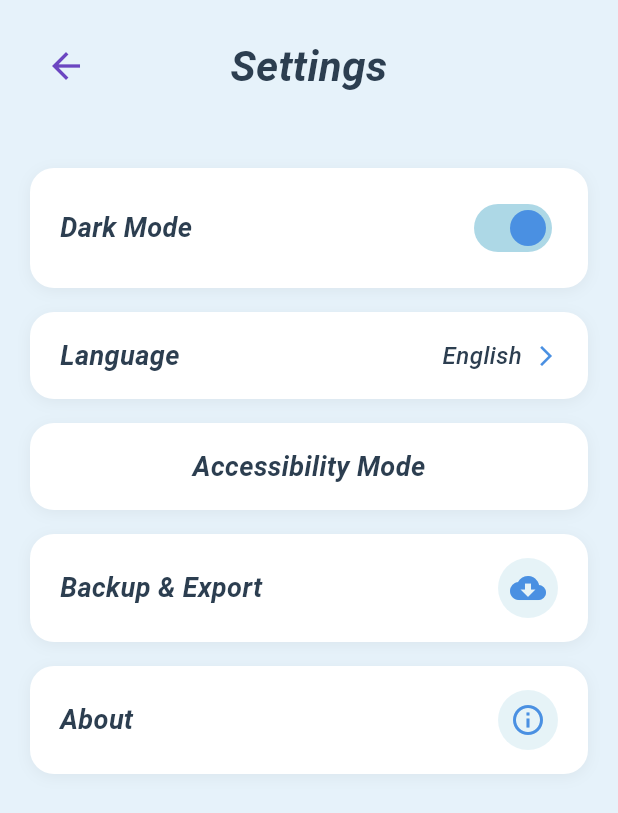
After one commit to aysuyazdicutan/CS_310_Project, a Flutter app: the SettingsScreen screen opened by its route, on a phone screen of 412 x 824 dp. The commit adds this screen. Shown: the top 813 px of the screen. Run offline on Flutter 3.47's test engine with Material 3 defaults, Android fonts, the phone set to English and light mode, and no system bars.

Commit message:
Settings and Profile UI

```diff
--- a/lib/main.dart
+++ b/lib/main.dart
@@ -4,6 +4,8 @@ import 'screens/home_screen.dart';
 import 'screens/reminders_screen.dart';
 import 'screens/statistics_screen.dart';
 import 'screens/streak_calendar_screen.dart';
+import 'screens/settings_screen.dart';
+import 'screens/profile_screen.dart';
 
 void main() {
   runApp(const PerpetuaApp());
@@ -26,6 +28,8 @@ class PerpetuaApp extends StatelessWidget {
         '/home': (context) => const HomeScreen(),
         '/reminders': (context) => const RemindersScreen(),
         '/statistics': (context) => const StatisticsScreen(),
+        '/settings': (context) => const SettingsScreen(),
+        '/profile': (context) => const ProfileScreen(),
       },
     );
   }
--- /dev/null
+++ b/lib/screens/settings_screen.dart
@@ -0,0 +1,223 @@
+import 'package:flutter/material.dart';
+
+class SettingsScreen extends StatefulWidget {
+  const SettingsScreen({super.key});
+
+  @override
+  State<SettingsScreen> createState() => _SettingsScreenState();
+}
+
+class _SettingsScreenState extends State<SettingsScreen> {
+  bool _darkModeEnabled = true;
+
+  @override
+  Widget build(BuildContext context) {
+    return Scaffold(
+      backgroundColor: const Color(0xFFE6F2FA),
+      body: SafeArea(
+        child: Column(
+          children: [
+            // App Bar
+            Padding(
+              padding: const EdgeInsets.all(20.0),
+              child: Row(
+                children: [
+                  IconButton(
+                    icon: const Icon(
+                      Icons.arrow_back,
+                      color: Color(0xFF6B46C1),
+                      size: 28,
+                    ),
+                    onPressed: () => Navigator.pop(context),
+                  ),
+                  const Expanded(
+                    child: Text(
+                      'Settings',
+                      textAlign: TextAlign.center,
+                      style: TextStyle(
+                        fontSize: 28,
+                        fontWeight: FontWeight.w600,
+                        fontStyle: FontStyle.italic,
+                        color: Color(0xFF2C3E50),
+                      ),
+                    ),
+                  ),
+                  const SizedBox(width: 48), // Balance the back button
+                ],
+              ),
+            ),
+            const SizedBox(height: 24),
+            // Settings Options
+            Expanded(
+              child: Padding(
+                padding: const EdgeInsets.symmetric(horizontal: 20.0),
+                child: Column(
+                  children: [
+                    // Dark Mode
+                    _buildSettingCard(
+                      child: Row(
+                        mainAxisAlignment: MainAxisAlignment.spaceBetween,
+                        children: [
+                          const Text(
+                            'Dark Mode',
+                            style: TextStyle(
+                              fontSize: 18,
+                              fontWeight: FontWeight.w600,
+                              fontStyle: FontStyle.italic,
+                              color: Color(0xFF2C3E50),
+                            ),
+                          ),
+                          Switch(
+                            value: _darkModeEnabled,
+                            onChanged: (value) {
+                              setState(() {
+                                _darkModeEnabled = value;
+                              });
+                            },
+                            activeColor: const Color(0xFF4A90E2),
+                            activeTrackColor: const Color(0xFFADD8E6),
+                          ),
+                        ],
+                      ),
+                    ),
+                    const SizedBox(height: 16),
+                    // Language
+                    _buildSettingCard(
+                      child: Row(
+                        mainAxisAlignment: MainAxisAlignment.spaceBetween,
+                        children: [
+                          const Text(
+                            'Language',
+                            style: TextStyle(
+                              fontSize: 18,
+                              fontWeight: FontWeight.w600,
+                              fontStyle: FontStyle.italic,
+                              color: Color(0xFF2C3E50),
+                            ),
+                          ),
+                          Row(
+                            children: [
+                              const Text(
+                                'English',
+                                style: TextStyle(
+                                  fontSize: 16,
+                                  fontWeight: FontWeight.w500,
+                                  fontStyle: FontStyle.italic,
+                                  color: Color(0xFF2C3E50),
+                                ),
+                              ),
+                              const SizedBox(width: 8),
+                              Icon(
+                                Icons.arrow_forward_ios,
+                                size: 16,
+                                color: const Color(0xFF4A90E2),
+                              ),
+                            ],
+                          ),
+                        ],
+                      ),
+                    ),
+                    const SizedBox(height: 16),
+                    // Accessibility Mode
+                    _buildSettingCard(
+                      child: const Center(
+                        child: Text(
+                          'Accessibility Mode',
+                          style: TextStyle(
+                            fontSize: 18,
+                            fontWeight: FontWeight.w600,
+                            fontStyle: FontStyle.italic,
+                            color: Color(0xFF2C3E50),
+                          ),
+                        ),
+                      ),
+                    ),
+                    const SizedBox(height: 16),
+                    // Backup & Export
+                    _buildSettingCard(
+                      child: Row(
+                        mainAxisAlignment: MainAxisAlignment.spaceBetween,
+                        children: [
+                          const Text(
+                            'Backup & Export',
+                            style: TextStyle(
+                              fontSize: 18,
+                              fontWeight: FontWeight.w600,
+                              fontStyle: FontStyle.italic,
+                              color: Color(0xFF2C3E50),
+                            ),
+                          ),
+                          Container(
+                            padding: const EdgeInsets.all(8),
+                            decoration: BoxDecoration(
+                              color: const Color(0xFFADD8E6).withOpacity(0.3),
+                              shape: BoxShape.circle,
+                            ),
+                            child: const Icon(
+                              Icons.cloud_download,
+                              color: Color(0xFF4A90E2),
+                              size: 24,
+                            ),
+                          ),
+                        ],
+                      ),
+                    ),
+                    const SizedBox(height: 16),
+                    // About
+                    _buildSettingCard(
+                      child: Row(
+                        mainAxisAlignment: MainAxisAlignment.spaceBetween,
+                        children: [
+                          const Text(
+                            'About',
+                            style: TextStyle(
+                              fontSize: 18,
+                              fontWeight: FontWeight.w600,
+                              fontStyle: FontStyle.italic,
+                              color: Color(0xFF2C3E50),
+                            ),
+                          ),
+                          Container(
+                            padding: const EdgeInsets.all(8),
+                            decoration: BoxDecoration(
+                              color: const Color(0xFFADD8E6).withOpacity(0.3),
+                              shape: BoxShape.circle,
+                            ),
+                            child: const Icon(
+                              Icons.info_outline,
+                              color: Color(0xFF4A90E2),
+                              size: 24,
+                            ),
+                          ),
+                        ],
+                      ),
+                    ),
+                  ],
+                ),
+              ),
+            ),
+            const SizedBox(height: 24),
+          ],
+        ),
+      ),
+    );
+  }
+
+  Widget _buildSettingCard({required Widget child}) {
+    return Container(
+      padding: const EdgeInsets.symmetric(horizontal: 20, vertical: 16),
+      decoration: BoxDecoration(
+        color: Colors.white,
+        borderRadius: BorderRadius.circular(16),
+        boxShadow: [
+          BoxShadow(
+            color: Colors.black.withOpacity(0.05),
+            blurRadius: 8,
+            offset: const Offset(0, 2),
+          ),
+        ],
+      ),
+      child: child,
+    );
+  }
+}
```
Also changed, not shown: lib/screens/home_screen.dart (+10 -1 lines), lib/screens/profile_screen.dart (added, +210 -0 lines), pubspec.lock, 7 other files.
